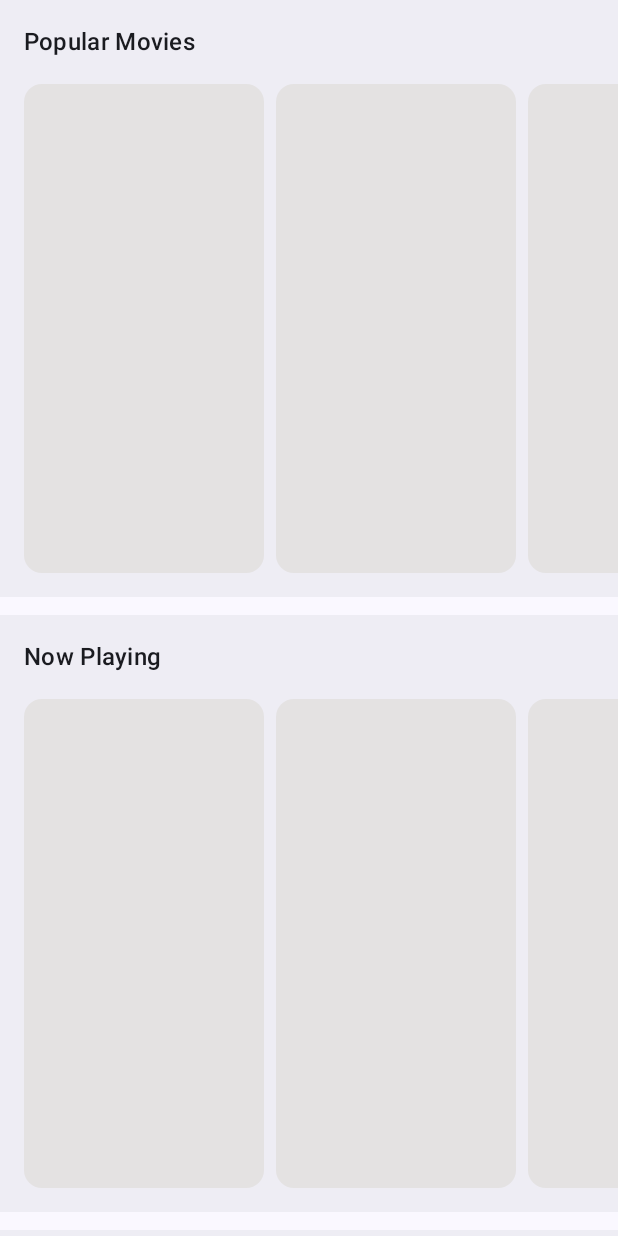
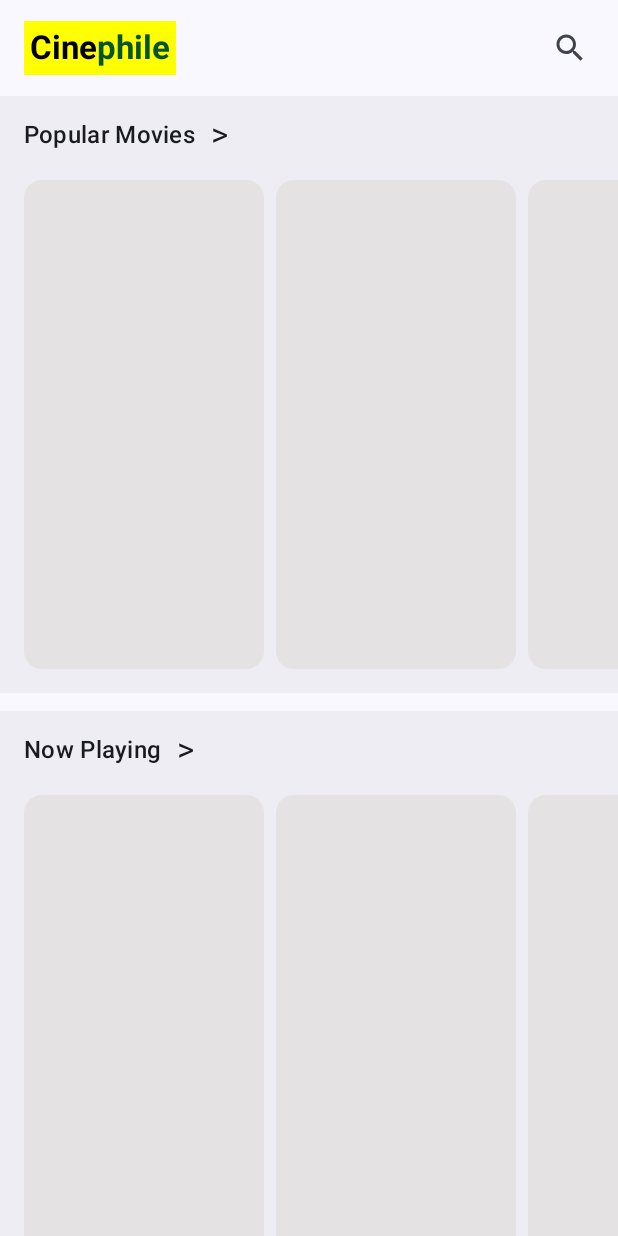
Before and after one commit to swethaskaranth/Cinephile, an Android app built with Jetpack Compose: the screen it shows after launch (MainActivity), on a phone screen of 412 x 824 dp. Run offline under Robolectric (Android 15) with nearby library versions, the phone set to English and light mode, and no system bars; our stand-ins replace Dagger/Hilt's generated code, Shimmer, paging.

Commit message:
Added top bar and movie list screen

```diff
--- a/app/src/main/java/com/kaizencoder/cinephile/MainActivity.kt
+++ b/app/src/main/java/com/kaizencoder/cinephile/MainActivity.kt
@@ -6,21 +6,40 @@ import androidx.activity.compose.setContent
 import androidx.activity.enableEdgeToEdge
 import androidx.compose.foundation.layout.fillMaxSize
 import androidx.compose.foundation.layout.padding
+import androidx.compose.material.icons.Icons
+import androidx.compose.material.icons.filled.Search
+import androidx.compose.material3.ExperimentalMaterial3Api
+import androidx.compose.material3.Icon
 import androidx.compose.material3.Scaffold
+import androidx.compose.material3.TopAppBar
 import androidx.compose.ui.Modifier
-import com.kaizencoder.cinephile.ui.screens.MovieListScreen
+import androidx.compose.ui.unit.dp
+import com.kaizencoder.cinephile.ui.components.AppLogo
+import com.kaizencoder.cinephile.ui.screens.MovieHomeScreen
 import com.kaizencoder.cinephile.ui.theme.CinephileTheme
 import dagger.hilt.android.AndroidEntryPoint
 
 @AndroidEntryPoint
 class MainActivity : ComponentActivity() {
+    @OptIn(ExperimentalMaterial3Api::class)
     override fun onCreate(savedInstanceState: Bundle?) {
         super.onCreate(savedInstanceState)
         enableEdgeToEdge()
         setContent {
             CinephileTheme {
-                Scaffold(modifier = Modifier.fillMaxSize()) { innerPadding ->
-                    MovieListScreen(Modifier.padding(innerPadding))
+                Scaffold(modifier = Modifier.fillMaxSize(),
+                    topBar = {
+                        TopAppBar(
+                            title = {
+                                AppLogo()
+                            },
+                            actions = {
+                                Icon(Icons.Default.Search, contentDescription = "Search",
+                                    modifier = Modifier.padding(horizontal = 16.dp))
+                            }
+                        )
+                    }) { innerPadding ->
+                    MovieHomeScreen(Modifier.padding(innerPadding))
                 }
             }
         }
--- /dev/null
+++ b/app/src/main/java/com/kaizencoder/cinephile/ui/Route.kt
@@ -0,0 +1,4 @@
+package com.kaizencoder.cinephile.ui
+
+class Route {
+}
--- /dev/null
+++ b/app/src/main/java/com/kaizencoder/cinephile/ui/components/AppLogo.kt
@@ -0,0 +1,51 @@
+package com.kaizencoder.cinephile.ui.components
+
+import androidx.compose.foundation.background
+import androidx.compose.foundation.layout.Box
+import androidx.compose.foundation.layout.padding
+import androidx.compose.material3.MaterialTheme
+import androidx.compose.material3.Text
+import androidx.compose.runtime.Composable
+import androidx.compose.ui.Alignment
+import androidx.compose.ui.Modifier
+import androidx.compose.ui.graphics.Color
+import androidx.compose.ui.res.stringResource
+import androidx.compose.ui.text.SpanStyle
+import androidx.compose.ui.text.buildAnnotatedString
+import androidx.compose.ui.text.font.FontWeight
+import androidx.compose.ui.text.withStyle
+import androidx.compose.ui.tooling.preview.Preview
+import androidx.compose.ui.unit.dp
+import com.kaizencoder.cinephile.R
+
+@Composable
+fun AppLogo() {
+    Box(
+        contentAlignment = Alignment.Center,
+        modifier = Modifier
+            .background(Color.Yellow)
+            .padding(4.dp)
+    ) {
+
+        Text(
+            text = buildAnnotatedString {
+                val appName = stringResource(R.string.app_name)
+                withStyle(style = SpanStyle(color = Color.Black)) {
+                    append(appName.substring(0,4))
+                }
+                withStyle(style = SpanStyle(color = Color(6, 84, 43))) {
+                    append(appName.substring(4, appName.length))
+                }
+            },
+            style = MaterialTheme.typography.titleLarge,
+            fontWeight = FontWeight.Bold
+        )
+    }
+}
+
+
+@Preview
+@Composable
+private fun AppLogoPreview() {
+    AppLogo()
+}
--- a/app/src/main/java/com/kaizencoder/cinephile/ui/components/MovieSection.kt
+++ b/app/src/main/java/com/kaizencoder/cinephile/ui/components/MovieSection.kt
@@ -6,6 +6,7 @@ import androidx.compose.foundation.layout.Arrangement
 import androidx.compose.foundation.layout.Box
 import androidx.compose.foundation.layout.Column
 import androidx.compose.foundation.layout.PaddingValues
+import androidx.compose.foundation.layout.Row
 import androidx.compose.foundation.layout.fillMaxWidth
 import androidx.compose.foundation.layout.padding
 import androidx.compose.foundation.layout.size
@@ -14,6 +15,7 @@ import androidx.compose.foundation.shape.RoundedCornerShape
 import androidx.compose.material3.MaterialTheme
 import androidx.compose.material3.Text
 import androidx.compose.runtime.Composable
+import androidx.compose.ui.Alignment
 import androidx.compose.ui.Modifier
 import androidx.compose.ui.draw.clip
 import androidx.compose.ui.unit.dp
@@ -28,11 +30,17 @@ fun MovieSection(title: String, movies: LazyPagingItems<Movie>) {
     Column(
         modifier = Modifier.background(MaterialTheme.colorScheme.surfaceContainer)
     ) {
-        Text(
-            text = title,
-            style = MaterialTheme.typography.titleMedium,
-            modifier = Modifier.padding(start = 16.dp, top = 16.dp)
-        )
+
+        Row(horizontalArrangement = Arrangement.spacedBy(10.dp),
+            verticalAlignment = Alignment.CenterVertically,
+            modifier = Modifier.padding(start = 16.dp, top = 12.dp)) {
+            Text(
+                text = title,
+                style = MaterialTheme.typography.titleMedium,
+            )
+            Text(text = ">",style = MaterialTheme.typography.titleLarge)
+        }
+
 
         when (movies.loadState.refresh) {
             is LoadState.Loading -> {
--- /dev/null
+++ b/app/src/main/java/com/kaizencoder/cinephile/ui/screens/MovieHomeScreen.kt
@@ -0,0 +1,47 @@
+package com.kaizencoder.cinephile.ui.screens
+
+import android.util.Log
+import androidx.compose.foundation.layout.Arrangement
+import androidx.compose.foundation.lazy.LazyColumn
+import androidx.compose.runtime.Composable
+import androidx.compose.runtime.LaunchedEffect
+import androidx.compose.ui.Modifier
+import androidx.compose.ui.unit.dp
+import androidx.hilt.navigation.compose.hiltViewModel
+import androidx.paging.compose.collectAsLazyPagingItems
+import com.kaizencoder.cinephile.ui.MovieViewModel
+import com.kaizencoder.cinephile.ui.components.MovieSection
+
+@Composable
+fun MovieHomeScreen(
+    modifier: Modifier = Modifier,
+    movieViewModel: MovieViewModel = hiltViewModel()
+) {
+
+    val popularMovies = movieViewModel.popularMovies.collectAsLazyPagingItems()
+    val nowPlayingMovies = movieViewModel.nowPlayingMovies.collectAsLazyPagingItems()
+    val topRatedMovies = movieViewModel.topRatedMovies.collectAsLazyPagingItems()
+    val upcomingMovies = movieViewModel.upcomingMovies.collectAsLazyPagingItems()
+
+    LaunchedEffect(true) {
+        Log.i("MovieListScreen", "Inside Movie List Screen composable")
+    }
+
+    LazyColumn(
+        modifier,
+        verticalArrangement = Arrangement.spacedBy(12.dp)
+    ) {
+        item {
+            MovieSection("Popular Movies", popularMovies)
+        }
+        item {
+            MovieSection("Now Playing", nowPlayingMovies)
+        }
+        item {
+            MovieSection("Top Rated Movies", topRatedMovies)
+        }
+        item {
+            MovieSection("Upcoming Movies", upcomingMovies)
+        }
+    }
+}
```
Also changed, not shown: app/src/main/java/com/kaizencoder/cinephile/ui/screens/MovieListScreen.kt (+25 -27 lines).
